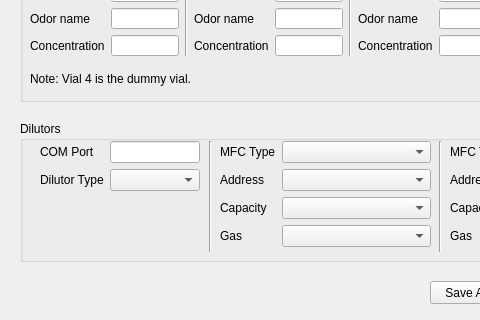
Old version of the form olfa_editor_dialog.ui in the repository olfa-lab/PyBpodGUI; both pictures show x 0 to 480 and y 359 to 679 of the 702 by 679 pixel window.
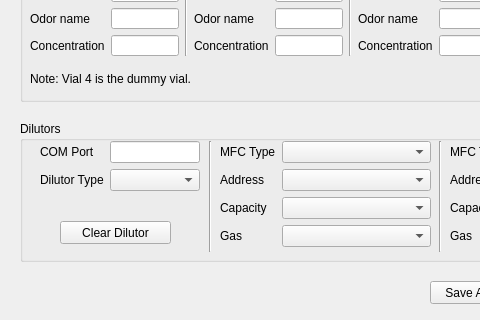
New version of the form.

Commit message: included a section to add a dilutor

The edit to the form file:
```diff
--- a/olfa_editor_dialog.ui
+++ b/olfa_editor_dialog.ui
@@ -817,7 +817,7 @@
       <x>20</x>
       <y>20</y>
       <width>160</width>
-      <height>80</height>
+      <height>61</height>
      </rect>
     </property>
     <layout class="QFormLayout" name="dilutorFormLayout_1">
@@ -869,6 +869,19 @@
      <enum>Qt::Vertical</enum>
     </property>
    </widget>
+   <widget class="QPushButton" name="clearDilutorButton">
+    <property name="geometry">
+     <rect>
+      <x>40</x>
+      <y>100</y>
+      <width>111</width>
+      <height>23</height>
+     </rect>
+    </property>
+    <property name="text">
+     <string>Clear Dilutor</string>
+    </property>
+   </widget>
   </widget>
  </widget>
  <resources/>
```
Left out of the diff: 16 changed lines with no effect on the pictures. The commit also changes 3 other files.
